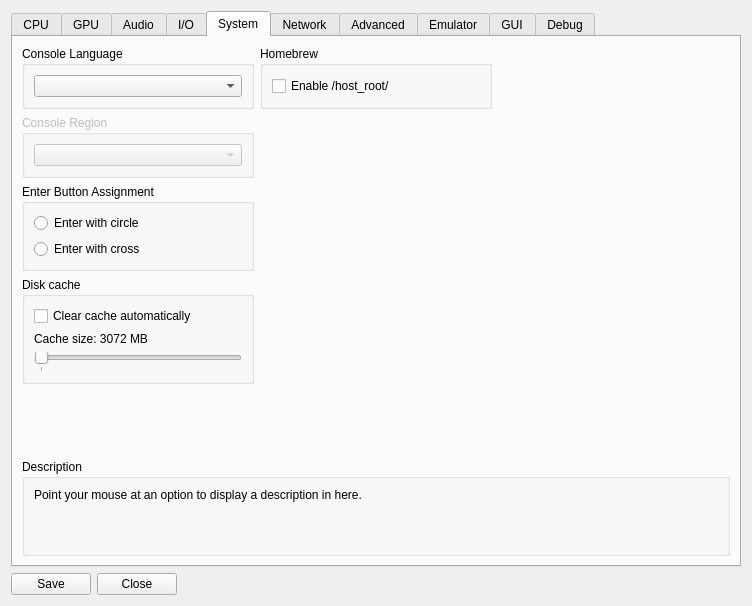
This is rpcs3/rpcs3qt/settings_dialog.ui in RPCS3/rpcs3 as Qt 5 draws it before an edit. The edited form follows.
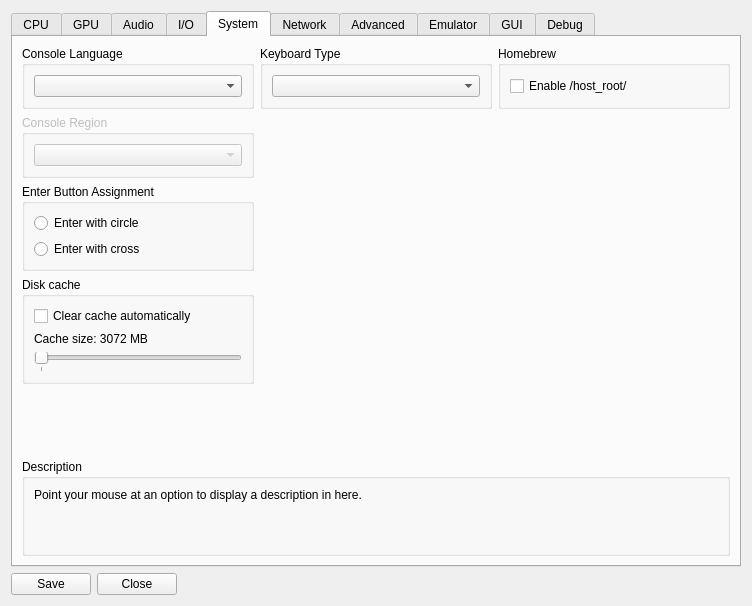
This is the edited form. The open tabs and pages were chosen to show the change. Icons and pictures are not drawn.

Commit message: Add option for keyboard layout

What changed in the file:
```diff
--- a/rpcs3/rpcs3qt/settings_dialog.ui
+++ b/rpcs3/rpcs3qt/settings_dialog.ui
@@ -1318,7 +1318,19 @@
           </widget>
          </item>
          <item>
-          <widget class="QGroupBox" name="groupBox">
+          <widget class="QGroupBox" name="gb_keyboardType">
+           <property name="title">
+            <string>Keyboard Type</string>
+           </property>
+           <layout class="QVBoxLayout" name="verticalLayout_keyboardType">
+            <item>
+             <widget class="QComboBox" name="keyboardType"/>
+            </item>
+           </layout>
+          </widget>
+         </item>
+         <item>
+          <widget class="QGroupBox" name="gb_homebrew">
            <property name="title">
             <string>Homebrew</string>
            </property>
@@ -1333,9 +1345,6 @@
            </layout>
           </widget>
          </item>
-         <item>
-          <widget class="QWidget" name="widget_3" native="true"/>
-         </item>
         </layout>
        </item>
        <item>
```
Left out of the diff: 2 changed lines with no effect on the pictures. The commit also changes 12 other files.
